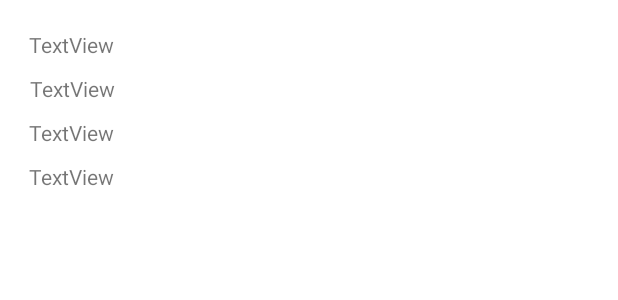
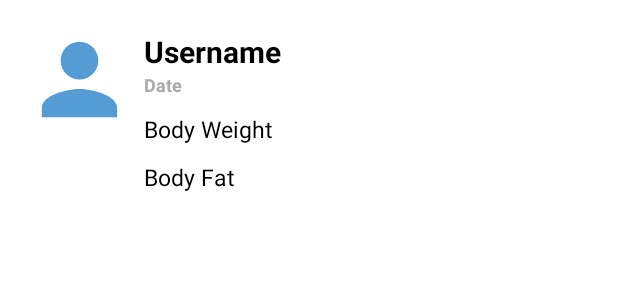
Before and after one commit to o-huang/FinalProjectCS5520, an Android app: the layout share_public_list_items.xml on its own in the app's theme, with its tools: preview values and no code run, on a phone screen of 412 x 824 dp. Shown: the top 300 px of the screen. Run offline under Robolectric (Android 15) with nearby library versions, the phone set to English and light mode, and no system bars.

Commit message:
Edit share public page

```diff
--- a/app/src/main/java/edu/northeastern/finalprojectcs5520/sharePublicActivity/SharePublic.java
+++ b/app/src/main/java/edu/northeastern/finalprojectcs5520/sharePublicActivity/SharePublic.java
@@ -48,10 +48,15 @@ public class SharePublic extends AppCompatActivity {
                         if ((Boolean) ((HashMap) value).get("public")) {
 
                             String date = key.toString();
-                            String bodyWeight = ((HashMap) value).get("recordWeight").toString();
-                            String bodyFat = ((HashMap) value).get("bodyFatPercent").toString();
 
-                            sharePublicUserInfoList.add(new SharePublicInfo(username, date, bodyWeight, bodyFat));
+                            String[] dateList = date.split("_");
+                            System.out.println(dateList);
+                            String dateCorrectFormat = dateList[0] +"/"+dateList[1]+"/"+dateList[2] ;
+
+                            String bodyWeight = "Weight: " + (String) ((HashMap) value).get("recordWeight");
+                            String bodyFat = "Body Fat: " + (String) ((HashMap) value).get("bodyFatPercent");
+
+                            sharePublicUserInfoList.add(new SharePublicInfo(username, dateCorrectFormat, bodyWeight, bodyFat));
                         }
                     });
                 }
--- /dev/null
+++ b/app/src/main/res/drawable/ic_baseline_person_24.xml
@@ -0,0 +1,5 @@
+<vector android:height="24dp" android:tint="#559CD5"
+    android:viewportHeight="24" android:viewportWidth="24"
+    android:width="24dp" xmlns:android="http://schemas.android.com/apk/res/android">
+    <path android:fillColor="@android:color/white" android:pathData="M12,12c2.21,0 4,-1.79 4,-4s-1.79,-4 -4,-4 -4,1.79 -4,4 1.79,4 4,4zM12,14c-2.67,0 -8,1.34 -8,4v2h16v-2c0,-2.66 -5.33,-4 -8,-4z"/>
+</vector>
--- a/app/src/main/res/layout/activity_share_public.xml
+++ b/app/src/main/res/layout/activity_share_public.xml
@@ -11,11 +11,24 @@
         android:layout_width="0dp"
         android:layout_height="0dp"
         android:layout_marginStart="1dp"
-        android:layout_marginTop="1dp"
+        android:layout_marginTop="10dp"
         android:layout_marginEnd="1dp"
         android:layout_marginBottom="1dp"
         app:layout_constraintBottom_toBottomOf="parent"
         app:layout_constraintEnd_toEndOf="parent"
         app:layout_constraintStart_toStartOf="parent"
+        app:layout_constraintTop_toBottomOf="@+id/textView" />
+
+    <TextView
+        android:id="@+id/textView"
+        android:layout_width="match_parent"
+        android:layout_height="wrap_content"
+        android:layout_marginTop="10dp"
+        android:text="PUBLIC"
+        android:textStyle="bold"
+        android:textSize="20dp"
+        android:gravity="center"
+        app:layout_constraintEnd_toEndOf="parent"
+        app:layout_constraintStart_toStartOf="parent"
         app:layout_constraintTop_toTopOf="parent" />
 </androidx.constraintlayout.widget.ConstraintLayout>
--- a/app/src/main/res/layout/share_public_list_items.xml
+++ b/app/src/main/res/layout/share_public_list_items.xml
@@ -1,59 +1,140 @@
 <?xml version="1.0" encoding="utf-8"?>
-<androidx.constraintlayout.widget.ConstraintLayout xmlns:android="http://schemas.android.com/apk/res/android"
+<LinearLayout xmlns:android="http://schemas.android.com/apk/res/android"
     xmlns:app="http://schemas.android.com/apk/res-auto"
     xmlns:tools="http://schemas.android.com/tools"
     android:layout_width="match_parent"
-    android:layout_height="wrap_content">
+    android:layout_height="wrap_content"
+    android:orientation="horizontal"
+    android:padding="15dp"
+    >
+
+    <ImageView
+        android:id="@+id/imageView"
+        android:layout_width="75dp"
+        android:layout_height="75dp"
+
+        app:srcCompat="@drawable/ic_baseline_person_24" />
+
+    <LinearLayout
+        android:layout_width="match_parent"
+        android:layout_height="wrap_content"
+        android:orientation="vertical"
+    >
+        <TextView
+            android:id="@+id/public_username"
+            android:layout_width="match_parent"
+            android:layout_height="wrap_content"
+            android:text="Username"
+            android:textColor="#000"
+            android:textStyle="bold"
+            android:layout_marginTop="5dp"
+            android:layout_marginLeft="5dp"
+            android:layout_marginRight="5dp"
+            android:textSize="20sp"
+            />
 
         <TextView
-        android:id="@+id/public_username"
-        android:layout_width="wrap_content"
+            android:layout_width="match_parent"
             android:layout_height="wrap_content"
-        android:layout_marginStart="20dp"
-        android:layout_marginTop="20dp"
-        android:layout_marginEnd="337dp"
-        android:text="TextView"
-        app:layout_constraintEnd_toEndOf="parent"
-        app:layout_constraintStart_toStartOf="parent"
-        app:layout_constraintTop_toTopOf="parent" />
+            android:text="Date"
+            android:id="@+id/public_date"
+            android:textColor="#a9a9a9"
+            android:textStyle="bold"
 
-    <TextView
-        android:id="@+id/public_date"
-        android:layout_width="wrap_content"
-        android:layout_height="wrap_content"
-        android:layout_marginStart="20dp"
-        android:layout_marginTop="10dp"
-        android:layout_marginEnd="335dp"
-        android:text="TextView"
-        app:layout_constraintEnd_toEndOf="parent"
-        app:layout_constraintHorizontal_bias="1.0"
-        app:layout_constraintStart_toStartOf="parent"
-        app:layout_constraintTop_toBottomOf="@+id/public_username" />
+            android:layout_marginLeft="5dp"
+            android:layout_marginRight="5dp"
+            android:layout_marginBottom="5dp"
+            android:textSize="12sp"
+            />
 
         <TextView
             android:id="@+id/public_bodyweight"
-        android:layout_width="wrap_content"
+
+            android:layout_width="match_parent"
             android:layout_height="wrap_content"
-        android:layout_marginStart="20dp"
-        android:layout_marginTop="10dp"
-        android:layout_marginEnd="337dp"
-        android:text="TextView"
-        app:layout_constraintEnd_toEndOf="parent"
-        app:layout_constraintStart_toStartOf="parent"
-        app:layout_constraintTop_toBottomOf="@+id/public_date" />
+            android:layout_margin="5dp"
+            android:layout_weight="1"
+            android:textSize="15sp"
+            android:textColor="#000"
+
+            android:text="Body Weight" />
 
         <TextView
             android:id="@+id/public_bodyfat"
-        android:layout_width="wrap_content"
+            android:layout_width="match_parent"
             android:layout_height="wrap_content"
-        android:layout_marginStart="20dp"
-        android:layout_marginTop="10dp"
-        android:layout_marginEnd="337dp"
-        android:layout_marginBottom="20dp"
-        android:text="TextView"
-        app:layout_constraintBottom_toBottomOf="parent"
-        app:layout_constraintEnd_toEndOf="parent"
-        app:layout_constraintStart_toStartOf="parent"
-        app:layout_constraintTop_toBottomOf="@+id/public_bodyweight" />
+            android:layout_margin="5dp"
+            android:layout_weight="1"
+            android:textSize="15sp"
+            android:textColor="#000"
 
-</androidx.constraintlayout.widget.ConstraintLayout>
+            android:text="Body Fat" />
+
+
+
+<!--        <LinearLayout-->
+<!--            android:id="@+id/LinearLayout03"-->
+<!--            android:layout_width="match_parent"-->
+<!--            android:layout_height="wrap_content"-->
+
+<!--            android:layout_alignParentBottom="true">-->
+
+<!--         -->
+
+
+<!--        </LinearLayout>-->
+
+<!--        <TextView-->
+<!--            android:id="@+id/public_username"-->
+<!--            android:layout_width="wrap_content"-->
+<!--            android:layout_height="wrap_content"-->
+<!--            android:layout_marginTop="20dp"-->
+<!--            android:layout_marginEnd="255dp"-->
+<!--            android:text="Owen Huang"-->
+<!--            app:layout_constraintEnd_toEndOf="parent"-->
+<!--            app:layout_constraintTop_toTopOf="parent" />-->
+
+<!--        <TextView-->
+<!--            android:id="@+id/public_date"-->
+<!--            android:layout_width="wrap_content"-->
+<!--            android:layout_height="wrap_content"-->
+<!--            android:layout_marginEnd="268dp"-->
+<!--            android:text="10/5/2023"-->
+<!--            app:layout_constraintEnd_toEndOf="parent"-->
+<!--            app:layout_constraintTop_toBottomOf="@+id/public_username" />-->
+
+<!--        <TextView-->
+<!--            android:id="@+id/public_bodyweight"-->
+<!--            android:layout_width="wrap_content"-->
+<!--            android:layout_height="wrap_content"-->
+<!--            android:layout_marginStart="76dp"-->
+<!--            android:layout_marginTop="7dp"-->
+<!--            android:layout_marginEnd="22dp"-->
+<!--            android:text="TextView"-->
+<!--            app:layout_constraintEnd_toStartOf="@+id/public_bodyfat"-->
+<!--            app:layout_constraintStart_toStartOf="parent"-->
+<!--            app:layout_constraintTop_toBottomOf="@+id/public_date" />-->
+
+<!--        <TextView-->
+<!--            android:id="@+id/public_bodyfat"-->
+<!--            android:layout_width="wrap_content"-->
+<!--            android:layout_height="wrap_content"-->
+<!--            android:layout_marginTop="66dp"-->
+<!--            android:layout_marginEnd="197dp"-->
+<!--            android:text="TextView"-->
+<!--            app:layout_constraintBottom_toBottomOf="parent"-->
+<!--            app:layout_constraintEnd_toEndOf="parent"-->
+<!--            app:layout_constraintTop_toTopOf="parent" />-->
+    </LinearLayout>
+
+
+
+<!--    <TextView-->
+<!--        android:id="@+id/textView2"-->
+<!--        android:layout_width="wrap_content"-->
+<!--        android:layout_height="wrap_content"-->
+<!--        android:text="TextView"-->
+<!--        tools:layout_editor_absoluteX="93dp"-->
+<!--        tools:layout_editor_absoluteY="28dp" />-->
+
+</LinearLayout>
```
Also changed, not shown: 1 other file. Lines whose indentation alone changed are shown as unchanged.
